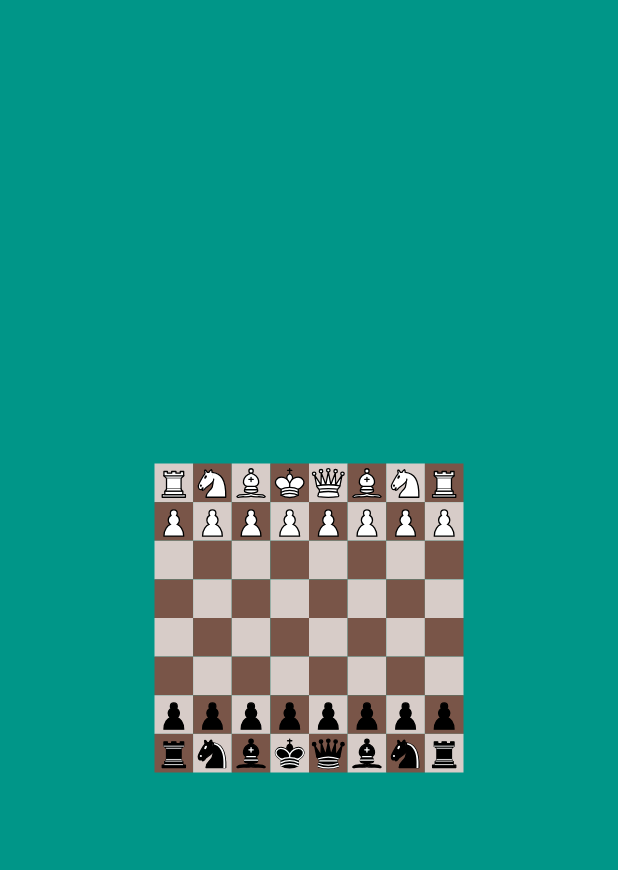
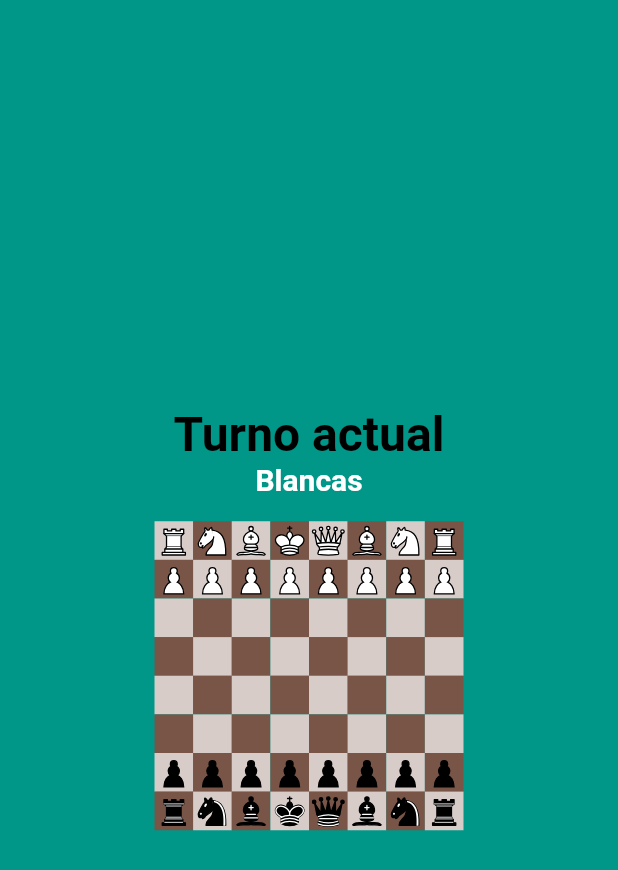
Before and after one commit to Sethyrus/flutter-chess, a Flutter app: the screen it shows after launch, on a phone screen of 412 x 824 dp. Shown: the top 870 px of the screen. Run offline on Flutter 3.47's test engine with Material 2 defaults, Android fonts, the phone set to English and light mode, and no system bars; our stand-ins replace flutter_svg, rxdart.

Commit message:
Enroque y ajustes generales

```diff
--- a/lib/models/position.dart
+++ b/lib/models/position.dart
@@ -1,6 +1,7 @@
 class Position {
   final int x;
   final int y;
+  final bool isCastling;
 
-  Position(this.x, this.y);
+  Position(this.x, this.y, {this.isCastling = false});
 }
--- a/lib/models/tile.dart
+++ b/lib/models/tile.dart
@@ -26,13 +26,14 @@ class Tile {
   }
 
   Tile clone({
+    Position? position,
     Piece? piece,
     bool? isSelected,
     bool? isMovableTile,
     bool? isRiskTile,
   }) {
     return Tile(
-      position: position,
+      position: position ?? this.position,
       isSelected: isSelected ?? this.isSelected,
       isMovableTile: isMovableTile ?? this.isMovableTile,
       isRiskTile: isRiskTile ?? this.isRiskTile,
--- a/lib/screens/home_screen.dart
+++ b/lib/screens/home_screen.dart
@@ -1,4 +1,5 @@
 import 'package:chess_one/services/game_service.dart';
+import 'package:chess_one/widgets/current_turn.dart';
 import 'package:chess_one/widgets/game_board.dart';
 import 'package:flutter/material.dart';
 
@@ -20,6 +21,8 @@ class HomeScreen extends StatelessWidget {
           child: Column(
             mainAxisAlignment: MainAxisAlignment.center,
             children: [
+              const CurrentTurn(),
+              const SizedBox(height: 16),
               Row(
                 mainAxisAlignment: MainAxisAlignment.center,
                 children: const [GameBoard()],
--- a/lib/services/game_service.dart
+++ b/lib/services/game_service.dart
@@ -415,6 +415,50 @@ class GameService {
                     selectedPiece.team) {
               validPositions.add(Position(position.x - 1, position.y + 1));
             }
+            // Enroque blancas
+            if (selectedPiece.team == PieceTeam.white) {
+              // Enroque corto blancas
+              if (!onlyRiskMovements &&
+                  !selectedPiece.hasBeenMoved &&
+                  gameBoardSync[0][0].piece?.hasBeenMoved == false) {
+                if (gameBoardSync[1][0].piece == null &&
+                    gameBoardSync[2][0].piece == null) {
+                  validPositions.add(Position(1, 0, isCastling: true));
+                }
+              }
+              // Enroque largo blancas
+              if (!onlyRiskMovements &&
+                  !selectedPiece.hasBeenMoved &&
+                  gameBoardSync[7][0].piece?.hasBeenMoved == false) {
+                if (gameBoardSync[6][0].piece == null &&
+                    gameBoardSync[5][0].piece == null &&
+                    gameBoardSync[4][0].piece == null) {
+                  validPositions.add(Position(5, 0, isCastling: true));
+                }
+              }
+            }
+            // Enroque negras
+            if (selectedPiece.team == PieceTeam.black) {
+              // Enroque corto negras
+              if (!onlyRiskMovements &&
+                  !selectedPiece.hasBeenMoved &&
+                  gameBoardSync[7][7].piece?.hasBeenMoved == false) {
+                if (gameBoardSync[1][7].piece == null &&
+                    gameBoardSync[2][7].piece == null) {
+                  validPositions.add(Position(1, 7, isCastling: true));
+                }
+              }
+              // Enroque largo negras
+              if (!onlyRiskMovements &&
+                  !selectedPiece.hasBeenMoved &&
+                  gameBoardSync[0][7].piece?.hasBeenMoved == false) {
+                if (gameBoardSync[6][7].piece == null &&
+                    gameBoardSync[5][7].piece == null &&
+                    gameBoardSync[4][7].piece == null) {
+                  validPositions.add(Position(5, 7, isCastling: true));
+                }
+              }
+            }
             break;
         }
       }
@@ -457,8 +501,8 @@ class GameService {
     return riskTiles;
   }
 
-  void movePiece(originPosition, destinyPositon) {
-    final List<List<Tile>> newGameBoard = List.from(gameBoardSync);
+  void movePiece(Position originPosition, Position destinyPosition) {
+    final List<List<Tile>> newGameBoard = gameBoardSync;
     final Piece? piece = newGameBoard[originPosition.x][originPosition.y].piece;
 
     newGameBoard[originPosition.x][originPosition.y] = Tile(
@@ -468,10 +512,43 @@ class GameService {
       ),
     );
 
-    newGameBoard[destinyPositon.x][destinyPositon.y] =
-        newGameBoard[destinyPositon.x][destinyPositon.y].clone(
+    newGameBoard[destinyPosition.x][destinyPosition.y] =
+        newGameBoard[originPosition.x][originPosition.y].clone(
       piece: piece?.clone(hasBeenMoved: true),
+      position: Position(destinyPosition.x, destinyPosition.y),
     );
+
+    if (destinyPosition.isCastling) {
+      if (piece?.team == PieceTeam.white) {
+        if (destinyPosition.x == 5) {
+          newGameBoard[4][0] = newGameBoard[7][0].clone(
+            piece: newGameBoard[7][0].piece?.clone(hasBeenMoved: true),
+            position: Position(4, 0),
+          );
+          newGameBoard[7][0] = Tile(position: Position(7, 0));
+        } else if (destinyPosition.x == 1) {
+          newGameBoard[2][0] = newGameBoard[0][0].clone(
+            piece: newGameBoard[0][0].piece?.clone(hasBeenMoved: true),
+            position: Position(2, 0),
+          );
+          newGameBoard[0][0] = Tile(position: Position(0, 0));
+        }
+      } else if (piece?.team == PieceTeam.black) {
+        if (destinyPosition.x == 1) {
+          newGameBoard[2][7] = newGameBoard[0][7].clone(
+            piece: newGameBoard[0][7].piece?.clone(hasBeenMoved: true),
+            position: Position(2, 7),
+          );
+          newGameBoard[0][7] = Tile(position: Position(0, 7));
+        } else if (destinyPosition.x == 5) {
+          newGameBoard[4][7] = newGameBoard[7][7].clone(
+            piece: newGameBoard[7][7].piece?.clone(hasBeenMoved: true),
+            position: Position(4, 7),
+          );
+          newGameBoard[7][7] = Tile(position: Position(7, 7));
+        }
+      }
+    }
 
     _gameBoardFetcher.add(newGameBoard);
     _teamTurnFetcher.add(
--- /dev/null
+++ b/lib/widgets/current_turn.dart
@@ -0,0 +1,44 @@
+import 'package:chess_one/models/piece.dart';
+import 'package:chess_one/services/game_service.dart';
+import 'package:flutter/material.dart';
+
+class CurrentTurn extends StatelessWidget {
+  const CurrentTurn({Key? key}) : super(key: key);
+
+  @override
+  Widget build(BuildContext context) {
+    return StreamBuilder(
+        stream: GameService().teamTurnStream,
+        builder: (
+          context,
+          AsyncSnapshot<PieceTeam> teamTurnSnapshot,
+        ) {
+          if (!teamTurnSnapshot.hasData) {
+            return const SizedBox();
+          }
+
+          return Column(
+            children: [
+              const Text(
+                'Turno actual',
+                style: TextStyle(
+                  fontSize: 32,
+                  fontWeight: FontWeight.bold,
+                  color: Colors.black,
+                ),
+              ),
+              Text(
+                teamTurnSnapshot.data == PieceTeam.white ? 'Blancas' : 'Negras',
+                style: TextStyle(
+                  fontSize: 20,
+                  fontWeight: FontWeight.bold,
+                  color: teamTurnSnapshot.data == PieceTeam.white
+                      ? Colors.white
+                      : Colors.black,
+                ),
+              ),
+            ],
+          );
+        });
+  }
+}
--- a/lib/widgets/game_board.dart
+++ b/lib/widgets/game_board.dart
@@ -86,12 +86,14 @@ class _GameBoardState extends State<GameBoard> {
                       if (isMovableTile) {
                         GameService().movePiece(
                           selectedPosition!,
-                          Position(colIndex, rowIndex),
+                          availableMovements.firstWhere((position) =>
+                              position.x == colIndex && position.y == rowIndex),
                         );
                       }
 
                       setState(() {
-                        selectedPosition = Position(colIndex, rowIndex);
+                        selectedPosition =
+                            gameBoard[colIndex][rowIndex].position;
                       });
                     },
                     child: SizedBox(
--- a/lib/widgets/game_tile.dart
+++ b/lib/widgets/game_tile.dart
@@ -12,6 +12,8 @@ class GameTile extends StatelessWidget {
       return Border.all(color: Colors.blueGrey, width: 3);
     } else if (tile.isMovableTile) {
       return Border.all(color: Colors.green, width: 3);
+    } else if (tile.piece?.hasBeenMoved == true) {
+      // return Border.all(color: Colors.orange, width: 3);
     } else if (tile.isRiskTile) {
       // return Border.all(color: Colors.red, width: 3);
     }
```
Also changed, not shown: 2 other files.
